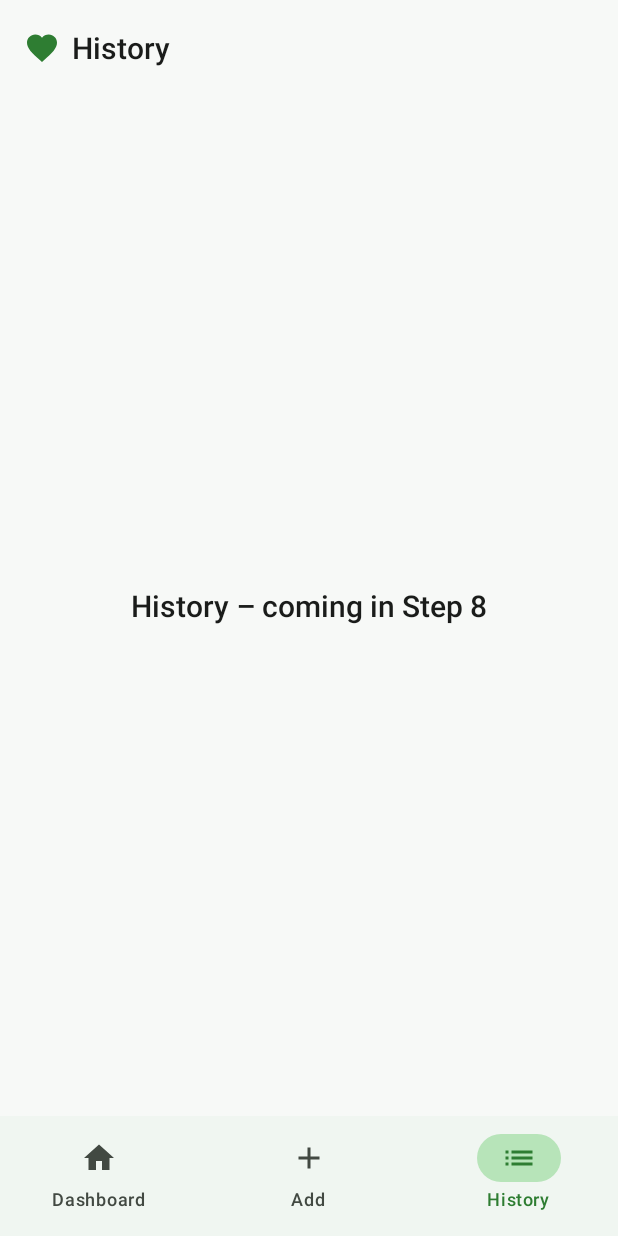
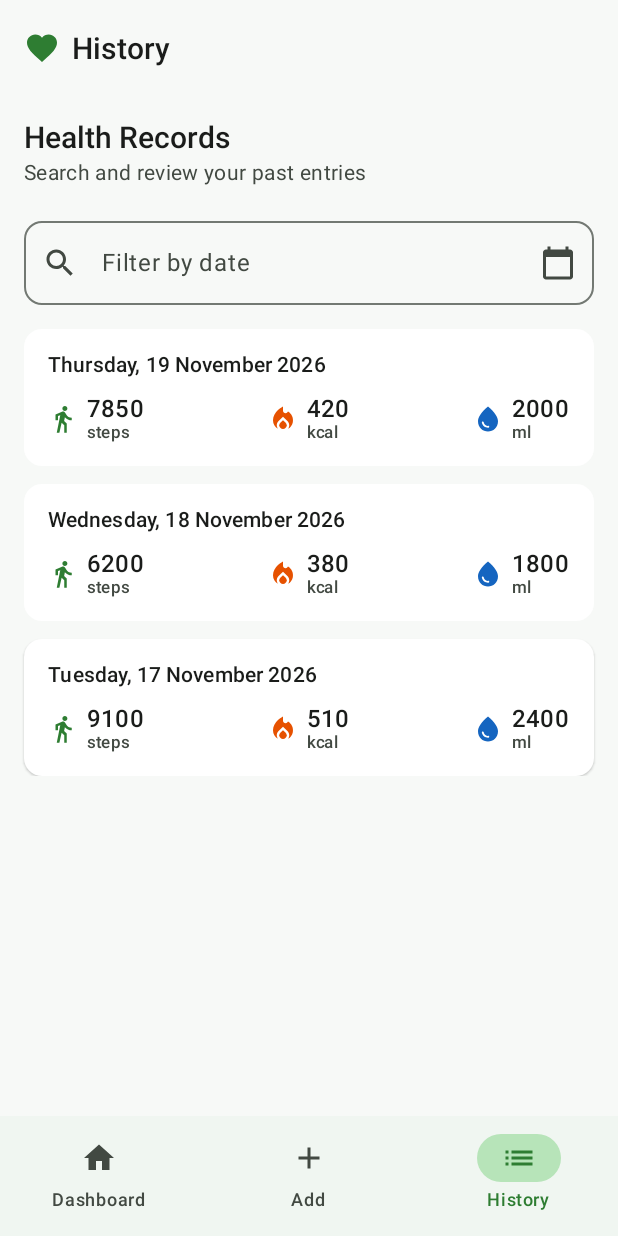
Before and after one commit to AhamedAkmal/HealthMate-Android, an Android app built with Jetpack Compose: the screen it shows after launch (MainActivity), item 3 of the bottom bar chosen, on a phone screen of 412 x 824 dp. Run offline under Robolectric (Android 15) with nearby library versions, the phone set to English and light mode, and no system bars; our stand-ins replace Navigation 3.

Commit message:
Implement History screen with date filter, record cards, and empty states

```diff
--- /dev/null
+++ b/app/src/main/kotlin/com/healthmate/app/ui/components/HealthRecordCard.kt
@@ -0,0 +1,114 @@
+package com.healthmate.app.ui.components
+
+import androidx.compose.foundation.layout.Arrangement
+import androidx.compose.foundation.layout.Column
+import androidx.compose.foundation.layout.Row
+import androidx.compose.foundation.layout.Spacer
+import androidx.compose.foundation.layout.fillMaxWidth
+import androidx.compose.foundation.layout.height
+import androidx.compose.foundation.layout.padding
+import androidx.compose.foundation.layout.size
+import androidx.compose.foundation.layout.width
+import androidx.compose.material.icons.Icons
+import androidx.compose.material.icons.filled.DirectionsWalk
+import androidx.compose.material.icons.filled.LocalFireDepartment
+import androidx.compose.material.icons.filled.WaterDrop
+import androidx.compose.material3.Card
+import androidx.compose.material3.CardDefaults
+import androidx.compose.material3.Icon
+import androidx.compose.material3.MaterialTheme
+import androidx.compose.material3.Text
+import androidx.compose.runtime.Composable
+import androidx.compose.ui.Alignment
+import androidx.compose.ui.Modifier
+import androidx.compose.ui.graphics.Color
+import androidx.compose.ui.graphics.vector.ImageVector
+import androidx.compose.ui.unit.dp
+import com.healthmate.app.ui.theme.CaloriesOrange
+import com.healthmate.app.ui.theme.StepsGreen
+import com.healthmate.app.ui.theme.WaterBlue
+import com.healthmate.app.util.DateFormatter
+
+@Composable
+fun HealthRecordCard(
+    dateIso: String,
+    steps: Int,
+    calories: Int,
+    water: Int,
+    modifier: Modifier = Modifier
+) {
+    Card(
+        modifier = modifier.fillMaxWidth(),
+        shape = MaterialTheme.shapes.medium,
+        colors = CardDefaults.cardColors(
+            containerColor = MaterialTheme.colorScheme.surface
+        ),
+        elevation = CardDefaults.cardElevation(defaultElevation = 1.dp)
+    ) {
+        Column(
+            modifier = Modifier
+                .fillMaxWidth()
+                .padding(16.dp)
+        ) {
+            Text(
+                text = DateFormatter.formatForDisplay(dateIso),
+                style = MaterialTheme.typography.titleSmall,
+                color = MaterialTheme.colorScheme.onSurface
+            )
+            Spacer(modifier = Modifier.height(12.dp))
+            Row(
+                modifier = Modifier.fillMaxWidth(),
+                horizontalArrangement = Arrangement.SpaceBetween
+            ) {
+                MetricColumn(
+                    icon = Icons.Filled.DirectionsWalk,
+                    color = StepsGreen,
+                    value = steps.toString(),
+                    unit = "steps"
+                )
+                MetricColumn(
+                    icon = Icons.Filled.LocalFireDepartment,
+                    color = CaloriesOrange,
+                    value = calories.toString(),
+                    unit = "kcal"
+                )
+                MetricColumn(
+                    icon = Icons.Filled.WaterDrop,
+                    color = WaterBlue,
+                    value = water.toString(),
+                    unit = "ml"
+                )
+            }
+        }
+    }
+}
+
+@Composable
+private fun MetricColumn(
+    icon: ImageVector,
+    color: Color,
+    value: String,
+    unit: String
+) {
+    Row(verticalAlignment = Alignment.CenterVertically) {
+        Icon(
+            imageVector = icon,
+            contentDescription = null,
+            tint = color,
+            modifier = Modifier.size(20.dp)
+        )
+        Spacer(modifier = Modifier.width(6.dp))
+        Column {
+            Text(
+                text = value,
+                style = MaterialTheme.typography.titleMedium,
+                color = MaterialTheme.colorScheme.onSurface
+            )
+            Text(
+                text = unit,
+                style = MaterialTheme.typography.labelSmall,
+                color = MaterialTheme.colorScheme.onSurfaceVariant
+            )
+        }
+    }
+}
--- a/app/src/main/kotlin/com/healthmate/app/ui/screens/history/HistoryScreen.kt
+++ b/app/src/main/kotlin/com/healthmate/app/ui/screens/history/HistoryScreen.kt
@@ -1,23 +1,167 @@
 package com.healthmate.app.ui.screens.history
 
-import androidx.compose.foundation.layout.Box
+import androidx.compose.foundation.layout.Arrangement
+import androidx.compose.foundation.layout.Column
+import androidx.compose.foundation.layout.Spacer
 import androidx.compose.foundation.layout.fillMaxSize
+import androidx.compose.foundation.layout.fillMaxWidth
+import androidx.compose.foundation.layout.height
+import androidx.compose.foundation.layout.padding
+import androidx.compose.foundation.lazy.LazyColumn
+import androidx.compose.foundation.lazy.items
+import androidx.compose.material.icons.Icons
+import androidx.compose.material.icons.filled.CalendarToday
+import androidx.compose.material.icons.filled.Clear
+import androidx.compose.material.icons.filled.Search
+import androidx.compose.material3.ExperimentalMaterial3Api
+import androidx.compose.material3.Icon
+import androidx.compose.material3.IconButton
 import androidx.compose.material3.MaterialTheme
+import androidx.compose.material3.OutlinedTextField
 import androidx.compose.material3.Text
+import androidx.compose.material3.DatePicker
+import androidx.compose.material3.DatePickerDialog
+import androidx.compose.material3.TextButton
+import androidx.compose.material3.rememberDatePickerState
 import androidx.compose.runtime.Composable
-import androidx.compose.ui.Alignment
+import androidx.compose.runtime.getValue
+import androidx.compose.runtime.mutableStateOf
+import androidx.compose.runtime.remember
+import androidx.compose.runtime.setValue
 import androidx.compose.ui.Modifier
+import androidx.compose.ui.unit.dp
+import com.healthmate.app.ui.components.HealthRecordCard
+import com.healthmate.app.ui.components.SectionHeader
+import com.healthmate.app.ui.components.EmptyState
+import com.healthmate.app.util.DateFormatter
+import com.healthmate.app.util.DatePickerUtils
+import java.time.LocalDate
 
+data class HistoryRecord(
+    val date: String,
+    val steps: Int,
+    val calories: Int,
+    val water: Int
+)
+
+@OptIn(ExperimentalMaterial3Api::class)
 @Composable
 fun HistoryScreen() {
-    Box(
-        modifier = Modifier.fillMaxSize(),
-        contentAlignment = Alignment.Center
-    ) {
-        Text(
-            text = "History – coming in Step 8",
-            style = MaterialTheme.typography.titleLarge,
-            color = MaterialTheme.colorScheme.onBackground
+    // Placeholder data — replaced by database in Module 03+
+    val sampleRecords = remember {
+        val today = LocalDate.now()
+        listOf(
+            HistoryRecord(today.toString(), 7850, 420, 2000),
+            HistoryRecord(today.minusDays(1).toString(), 6200, 380, 1800),
+            HistoryRecord(today.minusDays(2).toString(), 9100, 510, 2400)
         )
     }
+
+    var filterDate by remember { mutableStateOf<LocalDate?>(null) }
+    var showDatePicker by remember { mutableStateOf(false) }
+
+    val filteredRecords = remember(filterDate, sampleRecords) {
+        if (filterDate == null) sampleRecords
+        else sampleRecords.filter { it.date == filterDate.toString() }
+    }
+
+    Column(
+        modifier = Modifier
+            .fillMaxSize()
+            .padding(horizontal = 16.dp, vertical = 16.dp)
+    ) {
+        SectionHeader(
+            title = "Health Records",
+            subtitle = "Search and review your past entries"
+        )
+
+        Spacer(modifier = Modifier.height(16.dp))
+
+        // Date filter field
+        OutlinedTextField(
+            value = filterDate?.let { DateFormatter.formatForDisplay(it.toString()) } ?: "",
+            onValueChange = { },
+            readOnly = true,
+            label = { Text("Filter by date") },
+            placeholder = { Text("All records") },
+            leadingIcon = {
+                Icon(
+                    imageVector = Icons.Filled.Search,
+                    contentDescription = "Filter"
+                )
+            },
+            trailingIcon = {
+                if (filterDate != null) {
+                    IconButton(onClick = { filterDate = null }) {
+                        Icon(
+                            imageVector = Icons.Filled.Clear,
+                            contentDescription = "Clear filter"
+                        )
+                    }
+                } else {
+                    IconButton(onClick = { showDatePicker = true }) {
+                        Icon(
+                            imageVector = Icons.Filled.CalendarToday,
+                            contentDescription = "Pick date"
+                        )
+                    }
+                }
+            },
+            modifier = Modifier.fillMaxWidth(),
+            shape = MaterialTheme.shapes.medium
+        )
+
+        Spacer(modifier = Modifier.height(16.dp))
+
+        if (filteredRecords.isEmpty()) {
+            EmptyState(
+                title = "No records found",
+                message = if (filterDate != null) {
+                    "No record exists for the selected date. Clear the filter to see all records."
+                } else {
+                    "Your health records will appear here once you start adding entries."
+                }
+            )
+        } else {
+            LazyColumn(
+                verticalArrangement = Arrangement.spacedBy(12.dp)
+            ) {
+                items(filteredRecords) { record ->
+                    HealthRecordCard(
+                        dateIso = record.date,
+                        steps = record.steps,
+                        calories = record.calories,
+                        water = record.water
+                    )
+                }
+            }
+        }
+    }
+
+    // Date picker dialog
+    if (showDatePicker) {
+        val datePickerState = rememberDatePickerState()
+        DatePickerDialog(
+            onDismissRequest = { showDatePicker = false },
+            confirmButton = {
+                TextButton(
+                    onClick = {
+                        datePickerState.selectedDateMillis?.let { millis ->
+                            filterDate = DatePickerUtils.millisToLocalDate(millis)
+                        }
+                        showDatePicker = false
+                    }
+                ) {
+                    Text("Filter")
+                }
+            },
+            dismissButton = {
+                TextButton(onClick = { showDatePicker = false }) {
+                    Text("Cancel")
+                }
+            }
+        ) {
+            DatePicker(state = datePickerState)
+        }
+    }
 }
```
Also changed, not shown: 3 other files.
